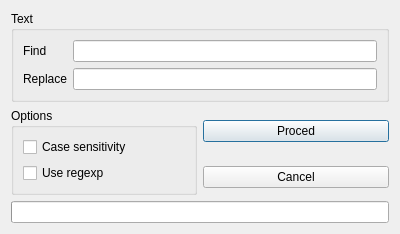
The window that replacedialog.ui (Kuszki/K-Converter) describes before a commit, drawn with Qt 5.
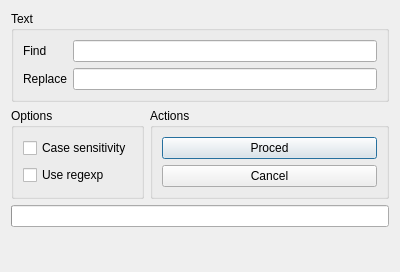
The same window after the commit. Icons and pictures are not drawn.

What changed in the file:
```diff
--- a/replacedialog.ui
+++ b/replacedialog.ui
@@ -7,7 +7,7 @@
     <x>0</x>
     <y>0</y>
     <width>400</width>
-    <height>230</height>
+    <height>272</height>
    </rect>
   </property>
   <property name="windowTitle">
@@ -18,7 +18,7 @@
     <normaloff/>
    </iconset>
   </property>
-  <layout class="QGridLayout" name="gridLayout">
+  <layout class="QFormLayout" name="formLayout_2">
    <item row="0" column="0" colspan="2">
     <widget class="QGroupBox" name="textGroup">
      <property name="title">
@@ -48,7 +48,7 @@
      </layout>
     </widget>
    </item>
-   <item row="1" column="0" rowspan="2">
+   <item row="1" column="0">
     <widget class="QGroupBox" name="optionsGroup">
      <property name="title">
       <string>Options</string>
@@ -71,17 +71,13 @@
      </layout>
     </widget>
    </item>
-   <item row="2" column="1">
-    <widget class="QPushButton" name="cancelButton">
-     <property name="text">
-      <string>Cancel</string>
-     </property>
-    </widget>
-   </item>
-   <item row="3" column="0" colspan="2">
-    <widget class="QProgressBar" name="progressBar"/>
-   </item>
    <item row="1" column="1">
+    <widget class="QGroupBox" name="groupBox">
+     <property name="title">
+      <string>Actions</string>
+     </property>
+     <layout class="QVBoxLayout" name="verticalLayout_2">
+      <item>
     <widget class="QPushButton" name="procedButton">
      <property name="text">
       <string>Proced</string>
@@ -90,6 +86,19 @@
       <bool>true</bool>
      </property>
     </widget>
+      </item>
+      <item>
+       <widget class="QPushButton" name="cancelButton">
+        <property name="text">
+         <string>Cancel</string>
+        </property>
+       </widget>
+      </item>
+     </layout>
+    </widget>
+   </item>
+   <item row="2" column="0" colspan="2">
+    <widget class="QProgressBar" name="progressBar"/>
    </item>
   </layout>
  </widget>
```
Left out of the diff: 3 changed lines with no effect on the pictures. Lines whose indentation alone changed are shown as unchanged.
